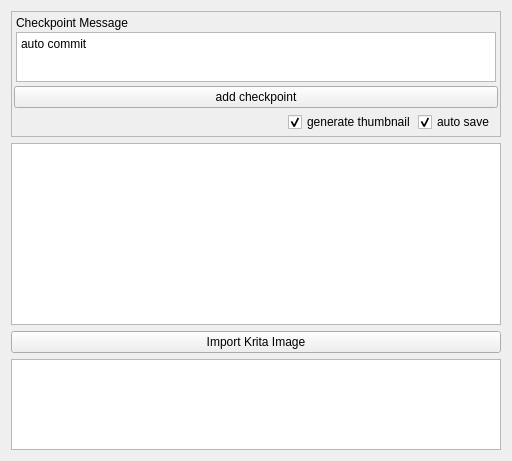
Above: version_manager/qt_docker_widget_ui.ui from mellowed100/Krita-Document-Version-Manager before the change. Below: the same form after it.
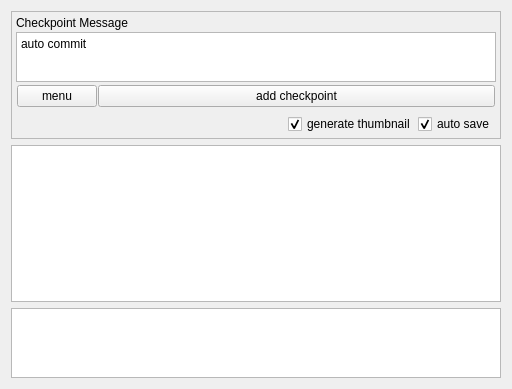
That is the form after the change. Custom widgets are drawn as their Qt base class.

Commit message: Added menu button

```diff
--- a/version_manager/qt_docker_widget_ui.ui
+++ b/version_manager/qt_docker_widget_ui.ui
@@ -7,7 +7,7 @@
     <x>0</x>
     <y>0</y>
     <width>512</width>
-    <height>461</height>
+    <height>389</height>
    </rect>
   </property>
   <property name="windowTitle">
@@ -88,19 +88,86 @@
            </property>
           </widget>
          </item>
+         <item>
+          <widget class="QFrame" name="frame_4">
+           <property name="sizePolicy">
+            <sizepolicy hsizetype="Expanding" vsizetype="Fixed">
+             <horstretch>0</horstretch>
+             <verstretch>0</verstretch>
+            </sizepolicy>
+           </property>
+           <property name="baseSize">
+            <size>
+             <width>0</width>
+             <height>0</height>
+            </size>
+           </property>
+           <property name="frameShape">
+            <enum>QFrame::NoFrame</enum>
+           </property>
+           <property name="frameShadow">
+            <enum>QFrame::Raised</enum>
+           </property>
+           <layout class="QHBoxLayout" name="horizontalLayout_2">
+            <property name="spacing">
+             <number>1</number>
+            </property>
+            <property name="leftMargin">
+             <number>1</number>
+            </property>
+            <property name="topMargin">
+             <number>1</number>
+            </property>
+            <property name="rightMargin">
+             <number>1</number>
+            </property>
+            <property name="bottomMargin">
+             <number>1</number>
+            </property>
+            <item>
+             <widget class="QPushButton" name="menu_btn">
+              <property name="text">
+               <string>menu</string>
+              </property>
+             </widget>
+            </item>
+            <item>
+             <widget class="QPushButton" name="add_checkpoint_btn">
+              <property name="enabled">
+               <bool>true</bool>
+              </property>
+              <property name="sizePolicy">
+               <sizepolicy hsizetype="Expanding" vsizetype="Fixed">
+                <horstretch>0</horstretch>
+                <verstretch>0</verstretch>
+               </sizepolicy>
+              </property>
+              <property name="minimumSize">
+               <size>
+                <width>0</width>
+                <height>0</height>
+               </size>
+              </property>
+              <property name="maximumSize">
+               <size>
+                <width>16777215</width>
+                <height>16777215</height>
+               </size>
+              </property>
+              <property name="toolTip">
+               <string>Adds a new checkpoint to the version manager.</string>
+              </property>
+              <property name="text">
+               <string>add checkpoint</string>
+              </property>
+             </widget>
+            </item>
+           </layout>
+          </widget>
+         </item>
         </layout>
        </widget>
       </item>
-      <item>
-       <widget class="QPushButton" name="add_checkpoint_btn">
-        <property name="toolTip">
-         <string>Adds a new checkpoint to the version manager.</string>
-        </property>
-        <property name="text">
-         <string>add checkpoint</string>
-        </property>
-       </widget>
-      </item>
       <item>
        <widget class="QFrame" name="frame_2">
         <property name="frameShape">
@@ -173,16 +240,6 @@
    <item>
     <widget class="HistoryWidget" name="history_widget"/>
    </item>
-   <item>
-    <widget class="QPushButton" name="import_image">
-     <property name="toolTip">
-      <string>Import a Krita image into this version manager.</string>
-     </property>
-     <property name="text">
-      <string>Import Krita Image</string>
-     </property>
-    </widget>
-   </item>
    <item>
     <widget class="QTextEdit" name="debug_console">
      <property name="maximumSize">
```
The commit also changes 3 other files.
